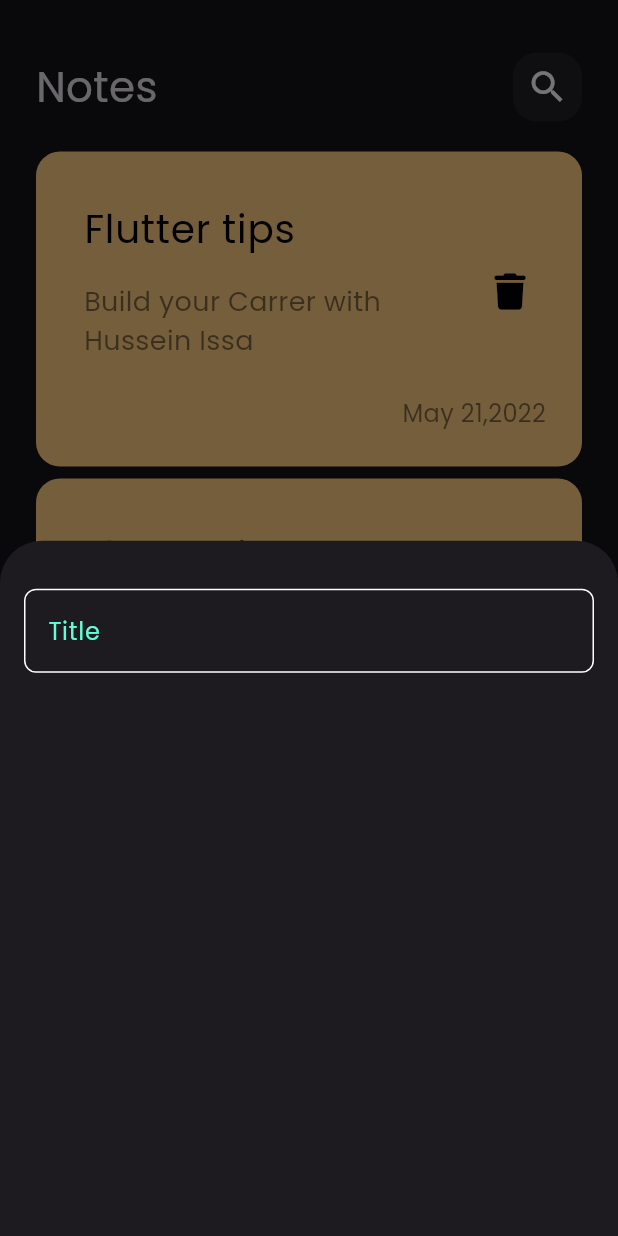
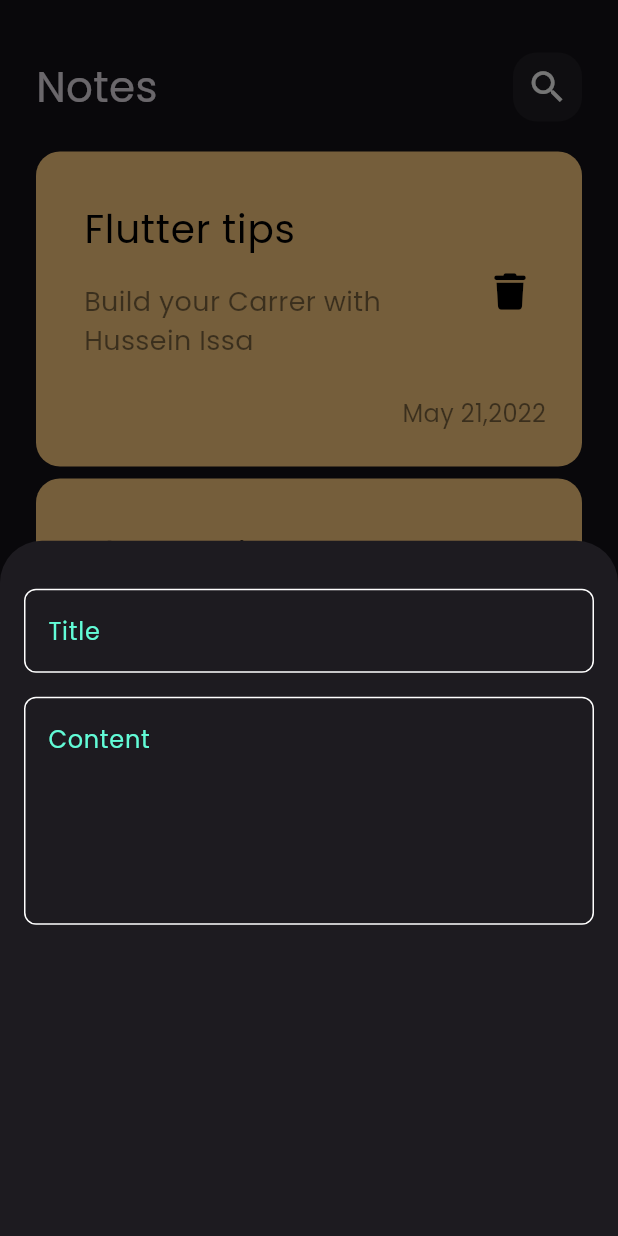
Before and after one commit to husseinmrba/notes_app_flutter, a Flutter app: the screen it shows after launch, after a tap on the "add" icon, on a phone screen of 412 x 824 dp. Run offline on Flutter 3.47's test engine with Material 3 defaults, Android fonts, the phone set to English and light mode, and no system bars; our stand-ins replace font_awesome_flutter.

Commit message:
add field to notes bottom sheet

```diff
--- a/lib/widgets/add_note_bottom_sheet.dart
+++ b/lib/widgets/add_note_bottom_sheet.dart
@@ -6,8 +6,8 @@ class AddNoteBottomSheet extends StatelessWidget {
 
   @override
   Widget build(BuildContext context) {
-    return Padding(
-      padding: const EdgeInsets.symmetric(
+    return const Padding(
+      padding: EdgeInsets.symmetric(
         horizontal: 16,
       ),
       child: Column(
@@ -15,7 +15,16 @@ class AddNoteBottomSheet extends StatelessWidget {
           SizedBox(
             height: 32,
           ),
-          CustomTextField(),
+          CustomTextField(
+            hintText: 'Title',
+          ),
+          SizedBox(
+            height: 16,
+          ),
+          CustomTextField(
+            hintText: 'Content',
+            maxLines: 5,
+          ),
         ],
       ),
     );
--- a/lib/widgets/custom_text_field.dart
+++ b/lib/widgets/custom_text_field.dart
@@ -2,14 +2,20 @@ import 'package:flutter/material.dart';
 import 'package:notes_app/constants.dart';
 
 class CustomTextField extends StatelessWidget {
-  const CustomTextField({super.key});
-
+  const CustomTextField({
+    super.key,
+    required this.hintText,
+    this.maxLines = 1,
+  });
+  final String hintText;
+  final int maxLines;
   @override
   Widget build(BuildContext context) {
     return TextField(
       cursorColor: kPrimaryColor,
+      maxLines: maxLines,
       decoration: InputDecoration(
-        hintText: 'Title',
+        hintText: hintText,
         hintStyle: TextStyle(
           color: kPrimaryColor,
         ),
```
